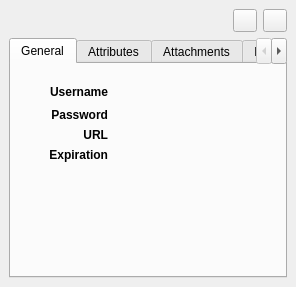
Above: src/gui/DetailsWidget.ui from iluminat23/keepassxc-debian before the change. Below: the same form after it.
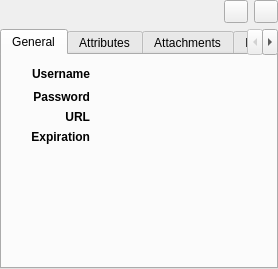
That is the form after the change. Custom widgets are drawn as their Qt base class.

```diff
--- a/src/gui/DetailsWidget.ui
+++ b/src/gui/DetailsWidget.ui
@@ -25,11 +25,26 @@
      </property>
      <widget class="QWidget" name="pageEntry">
       <layout class="QVBoxLayout" name="verticalLayout_3">
+       <property name="leftMargin">
+        <number>0</number>
+       </property>
+       <property name="topMargin">
+        <number>0</number>
+       </property>
+       <property name="rightMargin">
+        <number>0</number>
+       </property>
+       <property name="bottomMargin">
+        <number>0</number>
+       </property>
        <item>
-        <layout class="QHBoxLayout" name="entryHorizontalLayout" stretch="0,0,0,0,0,0">
+        <layout class="QHBoxLayout" name="entryHorizontalLayout" stretch="0,0,0,0,0">
          <property name="sizeConstraint">
           <enum>QLayout::SetDefaultConstraint</enum>
          </property>
+         <property name="leftMargin">
+          <number>9</number>
+         </property>
          <item>
           <widget class="QLabel" name="entryIcon">
            <property name="sizePolicy">
@@ -44,9 +59,9 @@
           </widget>
          </item>
          <item>
-          <widget class="QLabel" name="entryTitleLabel">
+          <widget class="ElidedLabel" name="entryTitleLabel">
            <property name="sizePolicy">
-            <sizepolicy hsizetype="Preferred" vsizetype="Fixed">
+            <sizepolicy hsizetype="Expanding" vsizetype="Preferred">
              <horstretch>0</horstretch>
              <verstretch>0</verstretch>
             </sizepolicy>
@@ -61,19 +76,6 @@
            </property>
           </widget>
          </item>
-         <item>
-          <spacer name="entryHorizontalSpacer">
-           <property name="orientation">
-            <enum>Qt::Horizontal</enum>
-           </property>
-           <property name="sizeHint" stdset="0">
-            <size>
-             <width>40</width>
-             <height>20</height>
-            </size>
-           </property>
-          </spacer>
-         </item>
          <item>
           <widget class="QWidget" name="entryTotpWidget" native="true">
            <layout class="QGridLayout" name="gridLayout_3">
@@ -152,85 +154,27 @@
           <layout class="QVBoxLayout" name="verticalLayout_5">
            <item>
             <widget class="QWidget" name="entryGeneralWidget" native="true">
-             <layout class="QGridLayout" name="gridLayout" rowstretch="0,0,0,0,1" columnstretch="0,0,1">
-              <item row="0" column="0">
-               <spacer name="entryLeftHorizontalSpacer">
-                <property name="orientation">
-                 <enum>Qt::Horizontal</enum>
-                </property>
-                <property name="sizeType">
-                 <enum>QSizePolicy::Fixed</enum>
-                </property>
-                <property name="sizeHint" stdset="0">
-                 <size>
-                  <width>20</width>
-                  <height>20</height>
-                 </size>
-                </property>
-               </spacer>
-              </item>
-              <item row="0" column="1">
-               <widget class="QLabel" name="entryUsernameTitleLabel">
-                <property name="sizePolicy">
-                 <sizepolicy hsizetype="Minimum" vsizetype="Preferred">
-                  <horstretch>0</horstretch>
-                  <verstretch>0</verstretch>
-                 </sizepolicy>
-                </property>
-                <property name="font">
-                 <font>
-                  <weight>75</weight>
-                  <bold>true</bold>
-                 </font>
-                </property>
-                <property name="layoutDirection">
-                 <enum>Qt::LeftToRight</enum>
-                </property>
-                <property name="text">
-                 <string>Username</string>
-                </property>
-                <property name="alignment">
-                 <set>Qt::AlignRight|Qt::AlignTrailing|Qt::AlignVCenter</set>
-                </property>
-               </widget>
-              </item>
-              <item row="0" column="2">
-               <widget class="QLabel" name="entryUsernameLabel">
-                <property name="minimumSize">
-                 <size>
-                  <width>100</width>
-                  <height>0</height>
-                 </size>
-                </property>
-                <property name="textInteractionFlags">
-                 <set>Qt::LinksAccessibleByMouse|Qt::TextSelectableByMouse</set>
-                </property>
-               </widget>
-              </item>
-              <item row="1" column="1">
-               <widget class="QLabel" name="entryPasswordTitleLabel">
-                <property name="sizePolicy">
-                 <sizepolicy hsizetype="Minimum" vsizetype="Preferred">
-                  <horstretch>0</horstretch>
-                  <verstretch>0</verstretch>
-                 </sizepolicy>
-                </property>
-                <property name="font">
-                 <font>
-                  <weight>75</weight>
-                  <bold>true</bold>
-                 </font>
-                </property>
-                <property name="text">
-                 <string>Password</string>
-                </property>
-                <property name="alignment">
-                 <set>Qt::AlignRight|Qt::AlignTrailing|Qt::AlignVCenter</set>
-                </property>
-               </widget>
-              </item>
+             <layout class="QGridLayout" name="gridLayout" rowstretch="0,0,0,0,0" columnstretch="0,0,0">
+              <property name="leftMargin">
+               <number>0</number>
+              </property>
+              <property name="topMargin">
+               <number>0</number>
+              </property>
+              <property name="rightMargin">
+               <number>0</number>
+              </property>
+              <property name="bottomMargin">
+               <number>0</number>
+              </property>
               <item row="1" column="2">
                <widget class="ElidedLabel" name="entryPasswordLabel">
+                <property name="sizePolicy">
+                 <sizepolicy hsizetype="Expanding" vsizetype="Preferred">
+                  <horstretch>0</horstretch>
+                  <verstretch>0</verstretch>
+                 </sizepolicy>
+                </property>
                 <property name="minimumSize">
                  <size>
                   <width>100</width>
@@ -239,30 +183,14 @@
                 </property>
                </widget>
               </item>
-              <item row="2" column="1">
-               <widget class="QLabel" name="entryUrlTitleLabel">
-                <property name="sizePolicy">
-                 <sizepolicy hsizetype="Minimum" vsizetype="Preferred">
-                  <horstretch>0</horstretch>
-                  <verstretch>0</verstretch>
-                 </sizepolicy>
-                </property>
-                <property name="font">
-                 <font>
-                  <weight>75</weight>
-                  <bold>true</bold>
-                 </font>
-                </property>
-                <property name="text">
-                 <string>URL</string>
-                </property>
-                <property name="alignment">
-                 <set>Qt::AlignRight|Qt::AlignTrailing|Qt::AlignVCenter</set>
-                </property>
-               </widget>
-              </item>
               <item row="2" column="2">
                <widget class="ElidedLabel" name="entryUrlLabel">
+                <property name="sizePolicy">
+                 <sizepolicy hsizetype="Expanding" vsizetype="Preferred">
+                  <horstretch>0</horstretch>
+                  <verstretch>0</verstretch>
+                 </sizepolicy>
+                </property>
                 <property name="minimumSize">
                  <size>
                   <width>100</width>
@@ -277,6 +205,50 @@
                 </property>
                </widget>
               </item>
+              <item row="0" column="2">
+               <widget class="QLabel" name="entryUsernameLabel">
+                <property name="sizePolicy">
+                 <sizepolicy hsizetype="Expanding" vsizetype="Preferred">
+                  <horstretch>0</horstretch>
+                  <verstretch>0</verstretch>
+                 </sizepolicy>
+                </property>
+                <property name="minimumSize">
+                 <size>
+                  <width>100</width>
+                  <height>0</height>
+                 </size>
+                </property>
+                <property name="textInteractionFlags">
+                 <set>Qt::LinksAccessibleByMouse|Qt::TextSelectableByMouse</set>
+                </property>
+               </widget>
+              </item>
+              <item row="0" column="1">
+               <widget class="QLabel" name="entryUsernameTitleLabel">
+                <property name="sizePolicy">
+                 <sizepolicy hsizetype="Minimum" vsizetype="Preferred">
+                  <horstretch>0</horstretch>
+                  <verstretch>0</verstretch>
+                 </sizepolicy>
+                </property>
+                <property name="font">
+                 <font>
+                  <weight>75</weight>
+                  <bold>true</bold>
+                 </font>
+                </property>
+                <property name="layoutDirection">
+                 <enum>Qt::LeftToRight</enum>
+                </property>
+                <property name="text">
+                 <string>Username</string>
+                </property>
+                <property name="alignment">
+                 <set>Qt::AlignRight|Qt::AlignTrailing|Qt::AlignVCenter</set>
+                </property>
+               </widget>
+              </item>
               <item row="3" column="1">
                <widget class="QLabel" name="entryExpirationTitleLabel">
                 <property name="sizePolicy">
@@ -300,17 +272,84 @@
                </widget>
               </item>
               <item row="3" column="2">
-               <widget class="QLabel" name="entryExpirationLabel"/>
+               <widget class="QLabel" name="entryExpirationLabel">
+                <property name="sizePolicy">
+                 <sizepolicy hsizetype="Expanding" vsizetype="Preferred">
+                  <horstretch>0</horstretch>
+                  <verstretch>0</verstretch>
+                 </sizepolicy>
+                </property>
+               </widget>
+              </item>
+              <item row="2" column="1">
+               <widget class="QLabel" name="entryUrlTitleLabel">
+                <property name="sizePolicy">
+                 <sizepolicy hsizetype="Minimum" vsizetype="Preferred">
+                  <horstretch>0</horstretch>
+                  <verstretch>0</verstretch>
+                 </sizepolicy>
+                </property>
+                <property name="font">
+                 <font>
+                  <weight>75</weight>
+                  <bold>true</bold>
+                 </font>
+                </property>
+                <property name="text">
+                 <string>URL</string>
+                </property>
+                <property name="alignment">
+                 <set>Qt::AlignRight|Qt::AlignTrailing|Qt::AlignVCenter</set>
+                </property>
+               </widget>
+              </item>
+              <item row="0" column="0">
+               <spacer name="entryLeftHorizontalSpacer">
+                <property name="orientation">
+                 <enum>Qt::Horizontal</enum>
+                </property>
+                <property name="sizeType">
+                 <enum>QSizePolicy::Fixed</enum>
+                </property>
+                <property name="sizeHint" stdset="0">
+                 <size>
+                  <width>20</width>
+                  <height>20</height>
+                 </size>
+                </property>
+               </spacer>
+              </item>
+              <item row="1" column="1">
+               <widget class="QLabel" name="entryPasswordTitleLabel">
+                <property name="sizePolicy">
+                 <sizepolicy hsizetype="Minimum" vsizetype="Preferred">
+                  <horstretch>0</horstretch>
+                  <verstretch>0</verstretch>
+                 </sizepolicy>
+                </property>
+                <property name="font">
+                 <font>
+                  <weight>75</weight>
+                  <bold>true</bold>
+                 </font>
+                </property>
+                <property name="text">
+                 <string>Password</string>
+                </property>
+                <property name="alignment">
+                 <set>Qt::AlignRight|Qt::AlignTrailing|Qt::AlignVCenter</set>
+                </property>
+               </widget>
               </item>
               <item row="4" column="2">
-               <spacer name="entryBottomVerticalSpacer">
+               <spacer name="verticalSpacer">
                 <property name="orientation">
                  <enum>Qt::Vertical</enum>
                 </property>
                 <property name="sizeHint" stdset="0">
                  <size>
-                  <width>20</width>
-                  <height>10</height>
+                  <width>0</width>
+                  <height>0</height>
                  </size>
                 </property>
                </spacer>
@@ -418,11 +457,26 @@
      </widget>
      <widget class="QWidget" name="pageGroup">
       <layout class="QVBoxLayout" name="verticalLayout_13">
+       <property name="leftMargin">
+        <number>0</number>
+       </property>
+       <property name="topMargin">
+        <number>0</number>
+       </property>
+       <property name="rightMargin">
+        <number>0</number>
+       </property>
+       <property name="bottomMargin">
+        <number>0</number>
+       </property>
        <item>
-        <layout class="QHBoxLayout" name="groupHorizontalLayout" stretch="0,0,0,0">
+        <layout class="QHBoxLayout" name="groupHorizontalLayout" stretch="0,0,0">
          <property name="sizeConstraint">
           <enum>QLayout::SetDefaultConstraint</enum>
          </property>
+         <property name="leftMargin">
+          <number>9</number>
+         </property>
          <item>
           <widget class="QLabel" name="groupIcon">
            <property name="sizePolicy">
@@ -437,9 +491,9 @@
           </widget>
          </item>
          <item>
-          <widget class="QLabel" name="groupTitleLabel">
+          <widget class="ElidedLabel" name="groupTitleLabel">
            <property name="sizePolicy">
-            <sizepolicy hsizetype="Preferred" vsizetype="Fixed">
+            <sizepolicy hsizetype="Expanding" vsizetype="Preferred">
              <horstretch>0</horstretch>
              <verstretch>0</verstretch>
             </sizepolicy>
@@ -454,19 +508,6 @@
            </property>
           </widget>
          </item>
-         <item>
-          <spacer name="groupHorizontalSpacer">
-           <property name="orientation">
-            <enum>Qt::Horizontal</enum>
-           </property>
-           <property name="sizeHint" stdset="0">
-            <size>
-             <width>40</width>
-             <height>20</height>
-            </size>
-           </property>
-          </spacer>
-         </item>
          <item>
           <widget class="QToolButton" name="groupCloseButton">
            <property name="toolTip">
@@ -503,22 +544,50 @@
           <layout class="QVBoxLayout" name="verticalLayout_8">
            <item>
             <widget class="QWidget" name="groupGeneralWidget" native="true">
-             <layout class="QGridLayout" name="gridLayout_2" columnstretch="0,0,1">
-              <item row="0" column="0">
-               <spacer name="groupLeftHorizontalSpacer">
-                <property name="orientation">
-                 <enum>Qt::Horizontal</enum>
+             <layout class="QGridLayout" name="gridLayout_2" columnstretch="0,0,0">
+              <property name="leftMargin">
+               <number>0</number>
+              </property>
+              <property name="topMargin">
+               <number>0</number>
+              </property>
+              <property name="rightMargin">
+               <number>0</number>
+              </property>
+              <property name="bottomMargin">
+               <number>0</number>
+              </property>
+              <item row="2" column="2">
+               <widget class="QLabel" name="groupExpirationLabel">
+                <property name="sizePolicy">
+                 <sizepolicy hsizetype="Expanding" vsizetype="Preferred">
+                  <horstretch>0</horstretch>
+                  <verstretch>0</verstretch>
+                 </sizepolicy>
                 </property>
-                <property name="sizeType">
-                 <enum>QSizePolicy::Fixed</enum>
+               </widget>
+              </item>
+              <item row="2" column="1">
+               <widget class="QLabel" name="groupExpirationTitleLabel">
+                <property name="sizePolicy">
+                 <sizepolicy hsizetype="Minimum" vsizetype="Preferred">
+                  <horstretch>0</horstretch>
+                  <verstretch>0</verstretch>
+                 </sizepolicy>
                 </property>
-                <property name="sizeHint" stdset="0">
-                 <size>
-                  <width>20</width>
-                  <height>20</height>
-                 </size>
+                <property name="font">
+                 <font>
+                  <weight>75</weight>
+                  <bold>true</bold>
+                 </font>
                 </property>
-               </spacer>
+                <property name="text">
+                 <string>Expiration</string>
+                </property>
+                <property name="alignment">
+                 <set>Qt::AlignRight|Qt::AlignTrailing|Qt::AlignVCenter</set>
+                </property>
+               </widget>
               </item>
               <item row="0" column="1">
                <widget class="QLabel" name="groupAutotypeTitleLabel">
@@ -543,7 +612,40 @@
                </widget>
               </item>
               <item row="0" column="2">
-               <widget class="QLabel" name="groupAutotypeLabel"/>
+               <widget class="QLabel" name="groupAutotypeLabel">
+                <property name="sizePolicy">
+                 <sizepolicy hsizetype="Expanding" vsizetype="Preferred">
+                  <horstretch>0</horstretch>
+                  <verstretch>0</verstretch>
+                 </sizepolicy>
+                </property>
+               </widget>
+              </item>
+              <item row="1" column="2">
+               <widget class="QLabel" name="groupSearchingLabel">
+                <property name="sizePolicy">
+                 <sizepolicy hsizetype="Expanding" vsizetype="Preferred">
+                  <horstretch>0</horstretch>
+                  <verstretch>0</verstretch>
+                 </sizepolicy>
+                </property>
+               </widget>
+              </item>
+              <item row="0" column="0">
+               <spacer name="groupLeftHorizontalSpacer">
+                <property name="orientation">
+                 <enum>Qt::Horizontal</enum>
+                </property>
+                <property name="sizeType">
+                 <enum>QSizePolicy::Fixed</enum>
+                </property>
+                <property name="sizeHint" stdset="0">
+                 <size>
+                  <width>20</width>
+                  <height>20</height>
+                 </size>
+                </property>
+               </spacer>
               </item>
               <item row="1" column="1">
                <widget class="QLabel" name="groupSearchingTitleLabel">
@@ -567,45 +669,11 @@
                 </property>
                </widget>
               </item>
-              <item row="1" column="2">
-               <widget class="QLabel" name="groupSearchingLabel"/>
-              </item>
-              <item row="2" column="1">
-               <widget class="QLabel" name="groupExpirationTitleLabel">
-                <property name="sizePolicy">
-                 <sizepolicy hsizetype="Minimum" vsizetype="Preferred">
-                  <horstretch>0</horstretch>
-                  <verstretch>0</verstretch>
-                 </sizepolicy>
-                </property>
-                <property name="font">
-                 <font>
-                  <weight>75</weight>
-                  <bold>true</bold>
-                 </font>
-                </property>
-                <property name="text">
-                 <string>Expiration</string>
-                </property>
-                <property name="alignment">
-                 <set>Qt::AlignRight|Qt::AlignTrailing|Qt::AlignVCenter</set>
-                </property>
-               </widget>
-              </item>
-              <item row="2" column="2">
-               <widget class="QLabel" name="groupExpirationLabel"/>
-              </item>
               <item row="3" column="2">
-               <spacer name="groupBottomVerticalSpacer">
+               <spacer name="verticalSpacer_2">
                 <property name="orientation">
                  <enum>Qt::Vertical</enum>
                 </property>
-                <property name="sizeHint" stdset="0">
-                 <size>
-                  <width>20</width>
-                  <height>10</height>
-                 </size>
-                </property>
                </spacer>
               </item>
              </layout>
```
